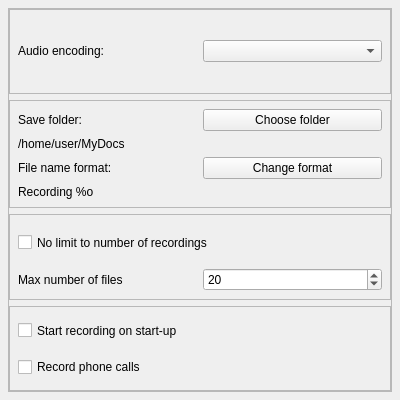
Qt form orepreferencesform.ui (jpietrzak8/Orecchiette) before a commit.
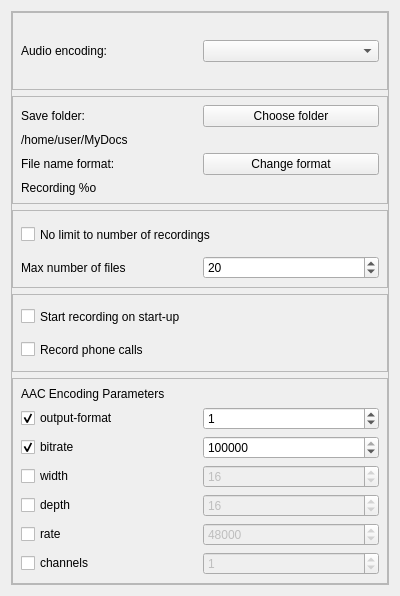
The same form after that commit.

```diff
--- a/orepreferencesform.ui
+++ b/orepreferencesform.ui
@@ -7,16 +7,13 @@
     <x>0</x>
     <y>0</y>
     <width>400</width>
-    <height>400</height>
+    <height>596</height>
    </rect>
   </property>
   <property name="windowTitle">
    <string>Preferences</string>
   </property>
   <layout class="QVBoxLayout" name="verticalLayout_2">
-   <property name="margin">
-    <number>8</number>
-   </property>
    <item>
     <widget class="QScrollArea" name="scrollArea">
      <property name="widgetResizable">
@@ -26,9 +23,9 @@
       <property name="geometry">
        <rect>
         <x>0</x>
-        <y>0</y>
-        <width>382</width>
-        <height>382</height>
+        <y>-73</y>
+        <width>359</width>
+        <height>643</height>
        </rect>
       </property>
       <layout class="QVBoxLayout" name="verticalLayout">
@@ -228,6 +225,193 @@
          </layout>
         </widget>
        </item>
+       <item>
+        <widget class="QFrame" name="aacFrame">
+         <property name="sizePolicy">
+          <sizepolicy hsizetype="Preferred" vsizetype="Preferred">
+           <horstretch>0</horstretch>
+           <verstretch>0</verstretch>
+          </sizepolicy>
+         </property>
+         <property name="frameShape">
+          <enum>QFrame::StyledPanel</enum>
+         </property>
+         <property name="frameShadow">
+          <enum>QFrame::Raised</enum>
+         </property>
+         <layout class="QVBoxLayout" name="verticalLayout_4">
+          <property name="margin">
+           <number>8</number>
+          </property>
+          <item>
+           <widget class="QLabel" name="aacLabel">
+            <property name="sizePolicy">
+             <sizepolicy hsizetype="Preferred" vsizetype="Preferred">
+              <horstretch>0</horstretch>
+              <verstretch>0</verstretch>
+             </sizepolicy>
+            </property>
+            <property name="text">
+             <string>AAC Encoding Parameters</string>
+            </property>
+           </widget>
+          </item>
+          <item>
+           <layout class="QHBoxLayout" name="horizontalLayout">
+            <item>
+             <widget class="QCheckBox" name="aacOutputFormatCheckBox">
+              <property name="text">
+               <string>output-format</string>
+              </property>
+              <property name="checked">
+               <bool>true</bool>
+              </property>
+             </widget>
+            </item>
+            <item>
+             <widget class="QSpinBox" name="aacOutputFormatSpinBox">
+              <property name="maximum">
+               <number>16</number>
+              </property>
+              <property name="value">
+               <number>1</number>
+              </property>
+             </widget>
+            </item>
+           </layout>
+          </item>
+          <item>
+           <layout class="QHBoxLayout" name="horizontalLayout_6">
+            <item>
+             <widget class="QCheckBox" name="aacBitrateCheckBox">
+              <property name="text">
+               <string>bitrate</string>
+              </property>
+              <property name="checked">
+               <bool>true</bool>
+              </property>
+             </widget>
+            </item>
+            <item>
+             <widget class="QSpinBox" name="aacBitrateSpinBox">
+              <property name="minimum">
+               <number>0</number>
+              </property>
+              <property name="maximum">
+               <number>512000</number>
+              </property>
+              <property name="singleStep">
+               <number>8000</number>
+              </property>
+              <property name="value">
+               <number>128000</number>
+              </property>
+             </widget>
+            </item>
+           </layout>
+          </item>
+          <item>
+           <layout class="QHBoxLayout" name="horizontalLayout_5">
+            <item>
+             <widget class="QCheckBox" name="aacWidthCheckBox">
+              <property name="text">
+               <string>width</string>
+              </property>
+             </widget>
+            </item>
+            <item>
+             <widget class="QSpinBox" name="aacWidthSpinBox">
+              <property name="enabled">
+               <bool>false</bool>
+              </property>
+              <property name="maximum">
+               <number>64</number>
+              </property>
+              <property name="value">
+               <number>16</number>
+              </property>
+             </widget>
+            </item>
+           </layout>
+          </item>
+          <item>
+           <layout class="QHBoxLayout" name="horizontalLayout_4">
+            <item>
+             <widget class="QCheckBox" name="aacDepthCheckBox">
+              <property name="text">
+               <string>depth</string>
+              </property>
+             </widget>
+            </item>
+            <item>
+             <widget class="QSpinBox" name="aacDepthSpinBox">
+              <property name="enabled">
+               <bool>false</bool>
+              </property>
+              <property name="maximum">
+               <number>64</number>
+              </property>
+              <property name="value">
+               <number>16</number>
+              </property>
+             </widget>
+            </item>
+           </layout>
+          </item>
+          <item>
+           <layout class="QHBoxLayout" name="horizontalLayout_3">
+            <item>
+             <widget class="QCheckBox" name="aacRateCheckBox">
+              <property name="text">
+               <string>rate</string>
+              </property>
+             </widget>
+            </item>
+            <item>
+             <widget class="QSpinBox" name="aacRateSpinBox">
+              <property name="enabled">
+               <bool>false</bool>
+              </property>
+              <property name="maximum">
+               <number>512000</number>
+              </property>
+              <property name="singleStep">
+               <number>8000</number>
+              </property>
+              <property name="value">
+               <number>48000</number>
+              </property>
+             </widget>
+            </item>
+           </layout>
+          </item>
+          <item>
+           <layout class="QHBoxLayout" name="horizontalLayout_2">
+            <item>
+             <widget class="QCheckBox" name="aacChannelsCheckBox">
+              <property name="text">
+               <string>channels</string>
+              </property>
+             </widget>
+            </item>
+            <item>
+             <widget class="QSpinBox" name="aacChannelsSpinBox">
+              <property name="enabled">
+               <bool>false</bool>
+              </property>
+              <property name="maximum">
+               <number>16</number>
+              </property>
+              <property name="value">
+               <number>1</number>
+              </property>
+             </widget>
+            </item>
+           </layout>
+          </item>
+         </layout>
+        </widget>
+       </item>
       </layout>
      </widget>
     </widget>
```
Left out of the diff: 98 changed lines with no effect on the pictures.
